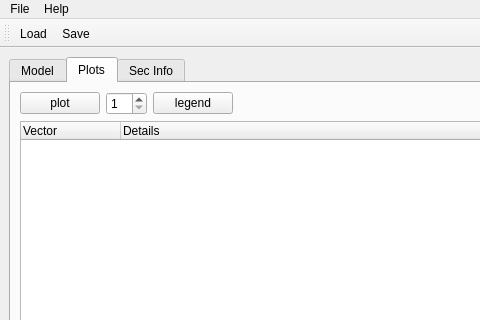
Before: the Qt Designer form src/neuronvisio/neuronvisio.ui in mattions/neuronvisio, drawn with Qt 5; both pictures show x 0 to 480 and y 0 to 320 of the 579 by 438 pixel window.
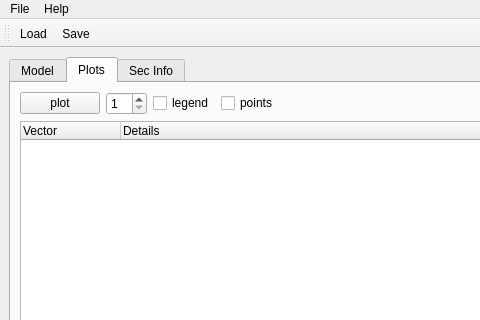
After: the same form once the commit is applied. The open tabs and pages were chosen to show the change. Icons and pictures are not drawn. Custom widgets are drawn as their Qt base class.

Commit message: Introducing the possibility to plot a value using points instead of a continuum line.

What changed in the file:
```diff
--- a/src/neuronvisio/neuronvisio.ui
+++ b/src/neuronvisio/neuronvisio.ui
@@ -267,7 +267,7 @@
            </widget>
           </item>
           <item>
-           <widget class="QPushButton" name="legend">
+           <widget class="QCheckBox" name="legend">
             <property name="text">
              <string>legend</string>
             </property>
@@ -276,6 +276,13 @@
             </property>
            </widget>
           </item>
+          <item>
+           <widget class="QCheckBox" name="points">
+            <property name="text">
+             <string>points</string>
+            </property>
+           </widget>
+          </item>
           <item>
            <spacer name="horizontalSpacer">
             <property name="orientation">
```
The commit also changes 2 other files.
